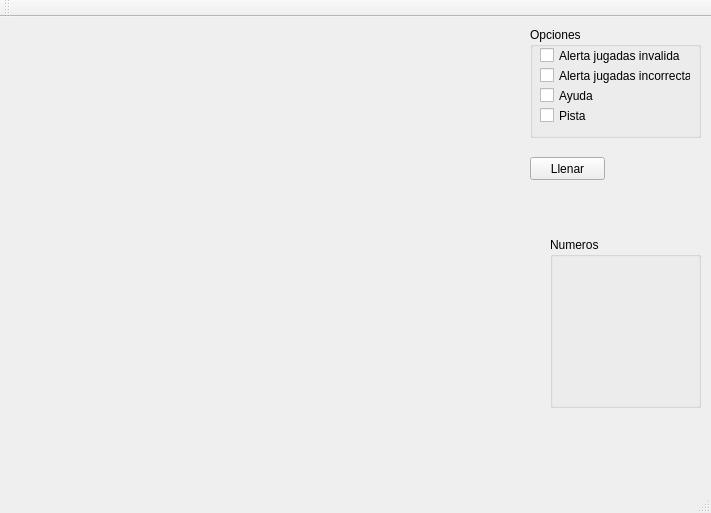
This is sudoku/mainwindow.ui in mansrz/Sudoku as Qt 5 draws it before an edit. The edited form follows.
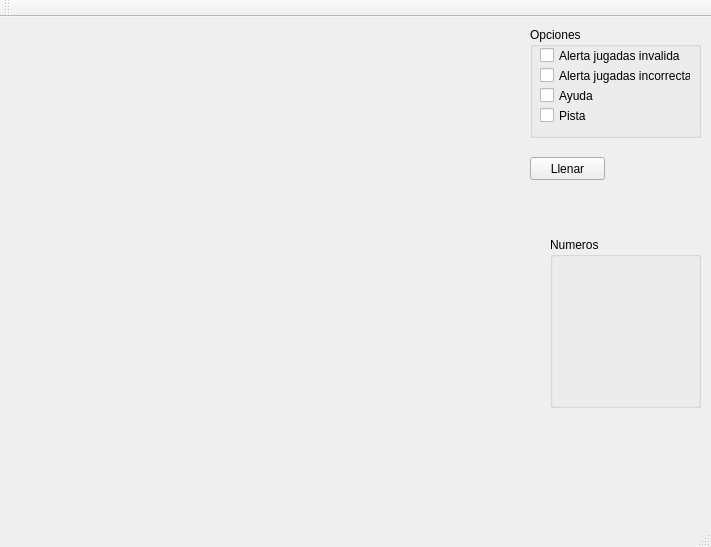
This is the edited form.

Commit message:
Cambios Interfaz & Connect
Cambios de como se muestran los numeros y codigos de connect para poder
llenar haciendo click en los botones.

Diff of the .ui file:
```diff
--- a/sudoku/mainwindow.ui
+++ b/sudoku/mainwindow.ui
@@ -7,7 +7,7 @@
     <x>0</x>
     <y>0</y>
     <width>711</width>
-    <height>513</height>
+    <height>547</height>
    </rect>
   </property>
   <property name="windowTitle">
@@ -20,7 +20,7 @@
       <x>20</x>
       <y>10</y>
       <width>501</width>
-      <height>441</height>
+      <height>471</height>
      </rect>
     </property>
     <layout class="QGridLayout" name="gridTablero" rowminimumheight="0" columnminimumwidth="0"/>
```
The commit also changes 6 other files.
